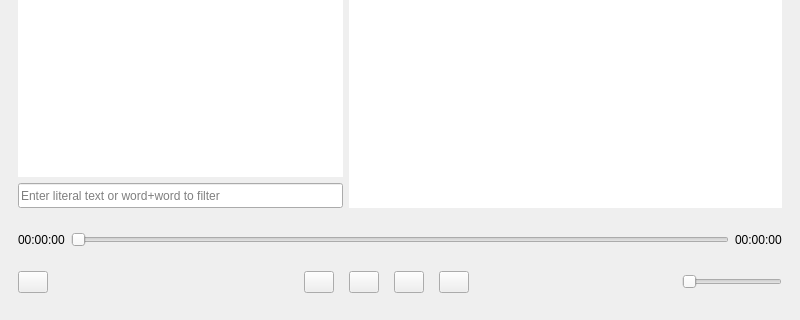
Above: kodi-remote/kodi_remote.ui from mycir/kodi-classical before the change; both pictures show x 0 to 800 and y 280 to 600 of the 800 by 600 pixel window. Below: the same form after it.
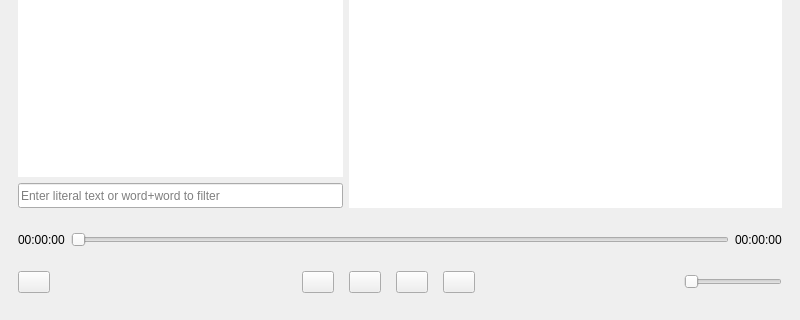
That is the form after the change.

Commit message: kodi-classical v0.2.1

What changed in the file:
```diff
--- a/kodi-remote/kodi_remote.ui
+++ b/kodi-remote/kodi_remote.ui
@@ -460,8 +460,8 @@
              </property>
              <property name="maximumSize">
               <size>
-               <width>30</width>
-               <height>25</height>
+               <width>32</width>
+               <height>32</height>
               </size>
              </property>
              <property name="baseSize">
@@ -524,8 +524,8 @@
                </property>
                <property name="maximumSize">
                 <size>
-                 <width>30</width>
-                 <height>25</height>
+                 <width>32</width>
+                 <height>32</height>
                 </size>
                </property>
                <property name="baseSize">
@@ -558,8 +558,8 @@
                </property>
                <property name="maximumSize">
                 <size>
-                 <width>30</width>
-                 <height>25</height>
+                 <width>32</width>
+                 <height>32</height>
                 </size>
                </property>
                <property name="baseSize">
@@ -589,8 +589,8 @@
                </property>
                <property name="maximumSize">
                 <size>
-                 <width>30</width>
-                 <height>25</height>
+                 <width>32</width>
+                 <height>32</height>
                 </size>
                </property>
                <property name="focusPolicy">
@@ -617,8 +617,8 @@
                </property>
                <property name="maximumSize">
                 <size>
-                 <width>30</width>
-                 <height>25</height>
+                 <width>32</width>
+                 <height>32</height>
                 </size>
                </property>
                <property name="baseSize">
@@ -647,8 +647,8 @@
              </property>
              <property name="maximumSize">
               <size>
-               <width>30</width>
-               <height>25</height>
+               <width>32</width>
+               <height>32</height>
               </size>
              </property>
              <property name="text">
```
The commit also changes 5 other files.
